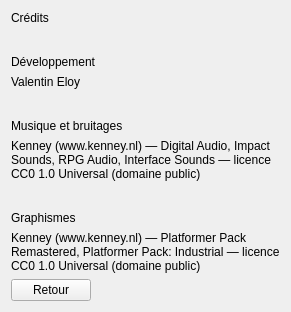
The window that Source/Elements/UI/CreditsScreen.ui (azertval/ProjectGaming) describes before a commit, drawn with Qt 5.
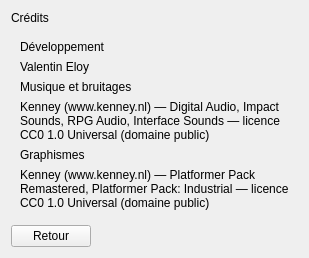
The same window after the commit. Custom widgets are drawn as their Qt base class.

Commit message: LOT-68 — Refonte de l'IHM : éditeur dégraissé, écrans du jeu en pixel art (#96)

```diff
--- a/Source/Elements/UI/CreditsScreen.ui
+++ b/Source/Elements/UI/CreditsScreen.ui
@@ -13,10 +13,14 @@
    <item>
     <spacer name="titleSpacer">
      <property name="orientation"><enum>Qt::Vertical</enum></property>
-     <property name="sizeType"><enum>QSizePolicy::Fixed</enum></property>
-     <property name="sizeHint" stdset="0"><size><width>0</width><height>24</height></size></property>
+     <property name="sizeHint" stdset="0"><size><width>0</width><height>0</height></size></property>
     </spacer>
    </item>
+   <!-- Contenu dans un cadre pixel (LOT-68) : la maquette pose les trois sections sur une carte,
+        pas a nu sur le fond. -->
+   <item>
+    <widget class="hmi::PixelFrameWidget" name="creditsCard">
+     <layout class="QVBoxLayout" name="cardLayout">
    <item>
     <widget class="QLabel" name="developmentLabel">
      <property name="text"><string>Développement</string></property>
@@ -31,8 +35,7 @@
    <item>
     <spacer name="sectionSpacer">
      <property name="orientation"><enum>Qt::Vertical</enum></property>
-     <property name="sizeType"><enum>QSizePolicy::Fixed</enum></property>
-     <property name="sizeHint" stdset="0"><size><width>0</width><height>24</height></size></property>
+         <property name="sizeHint" stdset="0"><size><width>0</width><height>0</height></size></property>
     </spacer>
    </item>
    <item>
@@ -43,7 +46,7 @@
    <item>
     <widget class="QLabel" name="audioCredit">
      <!-- Noms propres et licence : jamais traduits. Detail complet dans
-          Source/Elements/Audio/CREDITS.md (fichier par fichier). -->
+              Source/Elements/Audio/CREDITS.md (fichier par fichier). -->
      <property name="wordWrap"><bool>true</bool></property>
      <property name="text"><string>Kenney (www.kenney.nl) — Digital Audio, Impact Sounds, RPG Audio, Interface Sounds — licence CC0 1.0 Universal (domaine public)</string></property>
     </widget>
@@ -51,8 +54,7 @@
    <item>
     <spacer name="graphicsSpacer">
      <property name="orientation"><enum>Qt::Vertical</enum></property>
-     <property name="sizeType"><enum>QSizePolicy::Fixed</enum></property>
-     <property name="sizeHint" stdset="0"><size><width>0</width><height>24</height></size></property>
+         <property name="sizeHint" stdset="0"><size><width>0</width><height>0</height></size></property>
     </spacer>
    </item>
    <item>
@@ -63,11 +65,14 @@
    <item>
     <widget class="QLabel" name="graphicsCredit">
      <!-- Noms propres et licence : jamais traduits. Detail complet dans
-          Source/Elements/Assets/CREDITS.md (fichier par fichier). -->
+              Source/Elements/Assets/CREDITS.md (fichier par fichier). -->
      <property name="wordWrap"><bool>true</bool></property>
      <property name="text"><string>Kenney (www.kenney.nl) — Platformer Pack Remastered, Platformer Pack: Industrial — licence CC0 1.0 Universal (domaine public)</string></property>
     </widget>
    </item>
+    </layout>
+    </widget>
+   </item>
    <item>
     <spacer name="bottomSpacer">
      <property name="orientation"><enum>Qt::Vertical</enum></property>
@@ -83,10 +88,30 @@
        <property name="sizeHint" stdset="0"><size><width>0</width><height>0</height></size></property>
       </spacer>
      </item>
+     <item>
+      <widget class="QLabel" name="hintsLabel">
+       <property name="text"><string/></property>
+       <property name="textFormat"><enum>Qt::RichText</enum></property>
+       <property name="alignment"><set>Qt::AlignRight|Qt::AlignVCenter</set></property>
+      </widget>
+     </item>
     </layout>
    </item>
   </layout>
  </widget>
+ <customwidgets>
+  <customwidget>
+   <class>hmi::PixelFrameWidget</class>
+   <extends>QWidget</extends>
+   <header>HMI/Interface/PixelFrameWidget.h</header>
+   <container>1</container>
+  </customwidget>
+  <customwidget>
+   <class>hmi::PixelMenuButton</class>
+   <extends>QPushButton</extends>
+   <header>HMI/Interface/PixelMenuButton.h</header>
+  </customwidget>
+ </customwidgets>
  <resources/>
  <connections/>
 </ui>
```
Left out of the diff: 2 changed lines with no effect on the pictures. Lines whose indentation alone changed are shown as unchanged. The commit also changes 163 other files.
